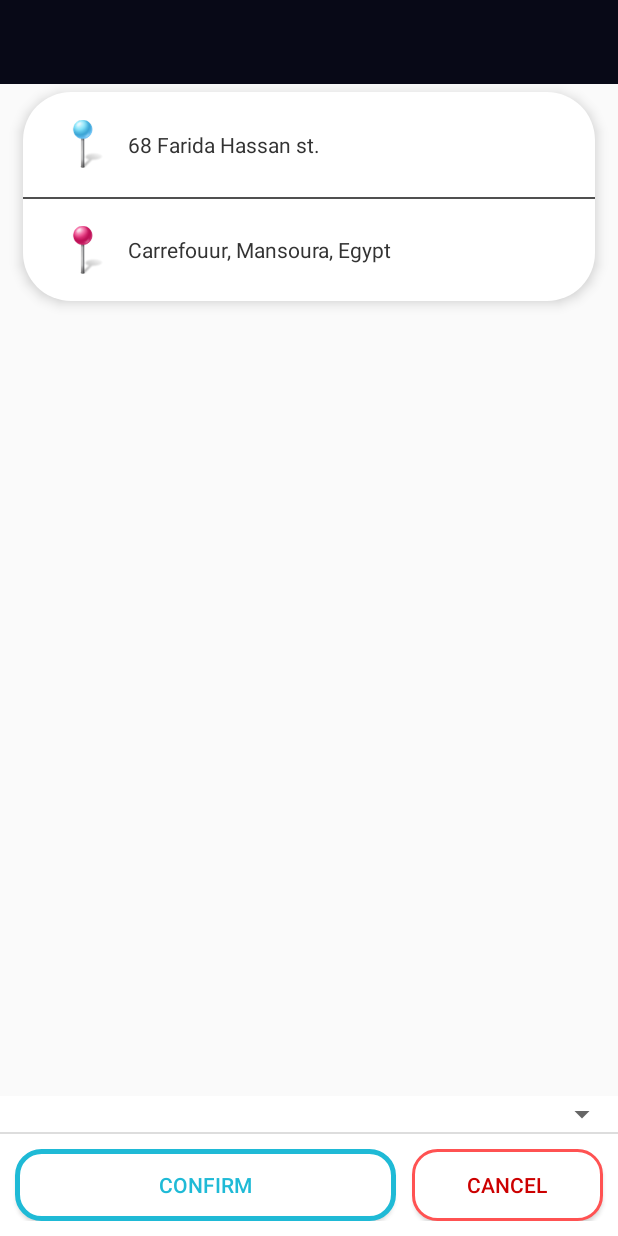
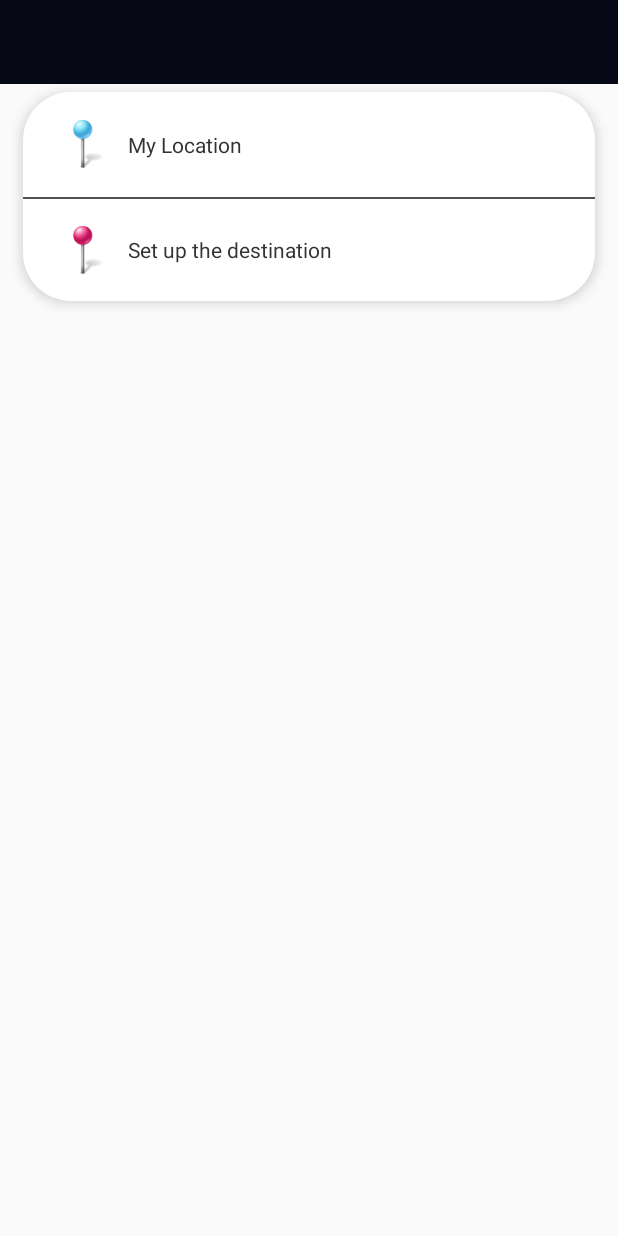
Before and after one commit to MuhammadElsayed96/ByBike-Client, an Android app: the MainActivity screen opened directly, with no data from a screen before it, on a phone screen of 412 x 824 dp. Run offline under Robolectric (Android 15) with nearby library versions, the phone set to English and light mode, and no system bars; our stand-ins replace Picasso; libraries missing offline, so code that uses them is left out: com.directions.route; network calls fail; pictures from the network do not load; 3 statements that could not run were skipped.

Commit message:
fixing submit layout  bug

```diff
--- a/app/src/main/res/layout/activity_confirm_order.xml
+++ b/app/src/main/res/layout/activity_confirm_order.xml
@@ -51,7 +51,7 @@
                     android:layout_gravity="center_vertical"
                     android:layout_marginTop="4dp"
                     android:layout_weight="55"
-                    android:text="68 Farida Hassan st."
+                    android:text="From"
                     android:textColor="#333"
                     android:textSize="14sp" />
 
@@ -91,7 +91,7 @@
                     android:layout_height="wrap_content"
                     android:layout_gravity="center_vertical"
                     android:layout_weight="5"
-                    android:text="Carrefouur, Mansoura, Egypt"
+                    android:text="Set up the destination"
                     android:textColor="#333"
                     android:textSize="14sp" />
 
--- a/app/src/main/res/layout/activity_main.xml
+++ b/app/src/main/res/layout/activity_main.xml
@@ -63,7 +63,7 @@
                     android:layout_gravity="center_vertical"
                     android:layout_marginTop="4dp"
                     android:layout_weight="55"
-                    android:text="68 Farida Hassan st."
+                    android:text="My Location"
                     android:textColor="#333"
                     android:textSize="14sp" />
 
@@ -101,7 +101,7 @@
                     android:layout_height="wrap_content"
                     android:layout_gravity="center_vertical"
                     android:layout_weight="5"
-                    android:text="Carrefouur, Mansoura, Egypt"
+                    android:text="Set up the destination"
                     android:textColor="#333"
                     android:textSize="14sp" />
 
@@ -115,7 +115,9 @@
             android:layout_width="match_parent"
             android:layout_height="wrap_content"
             android:layout_alignParentBottom="true"
-            android:background="@color/white">
+            android:background="@color/white"
+            android:visibility="gone"
+            >
 
             <Spinner
                 android:id="@+id/spinnerTransportation"
```
